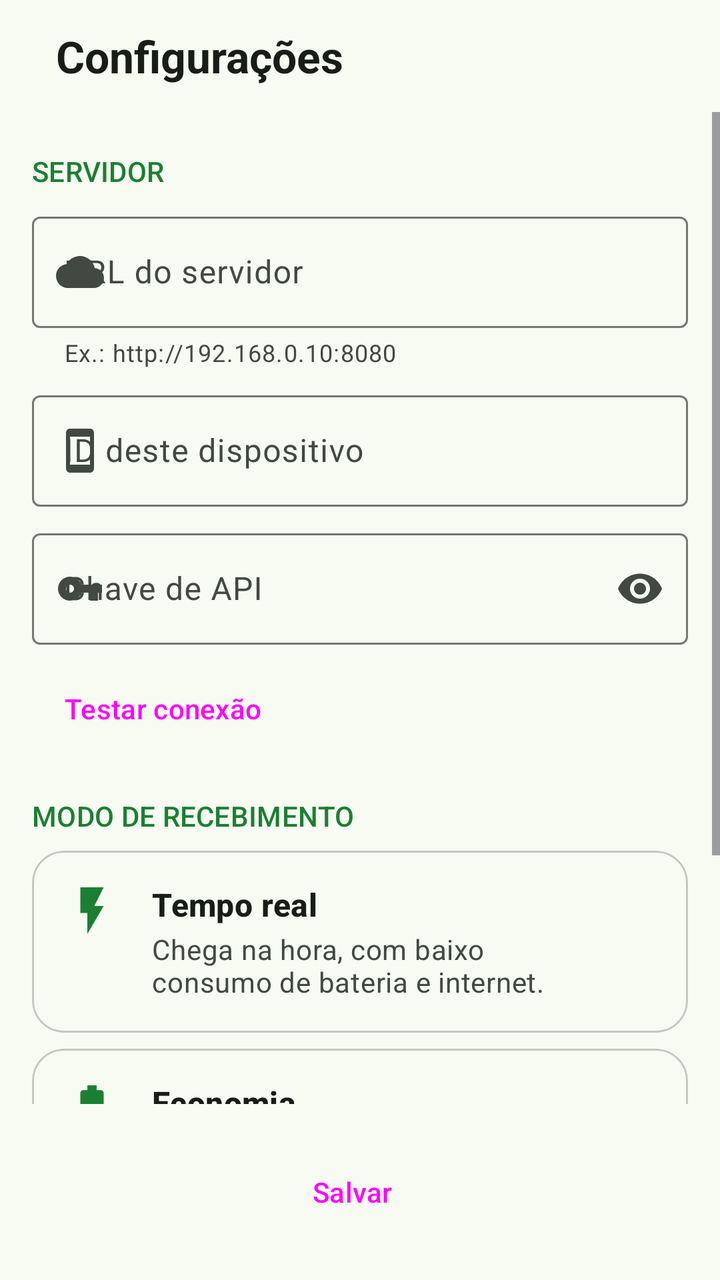
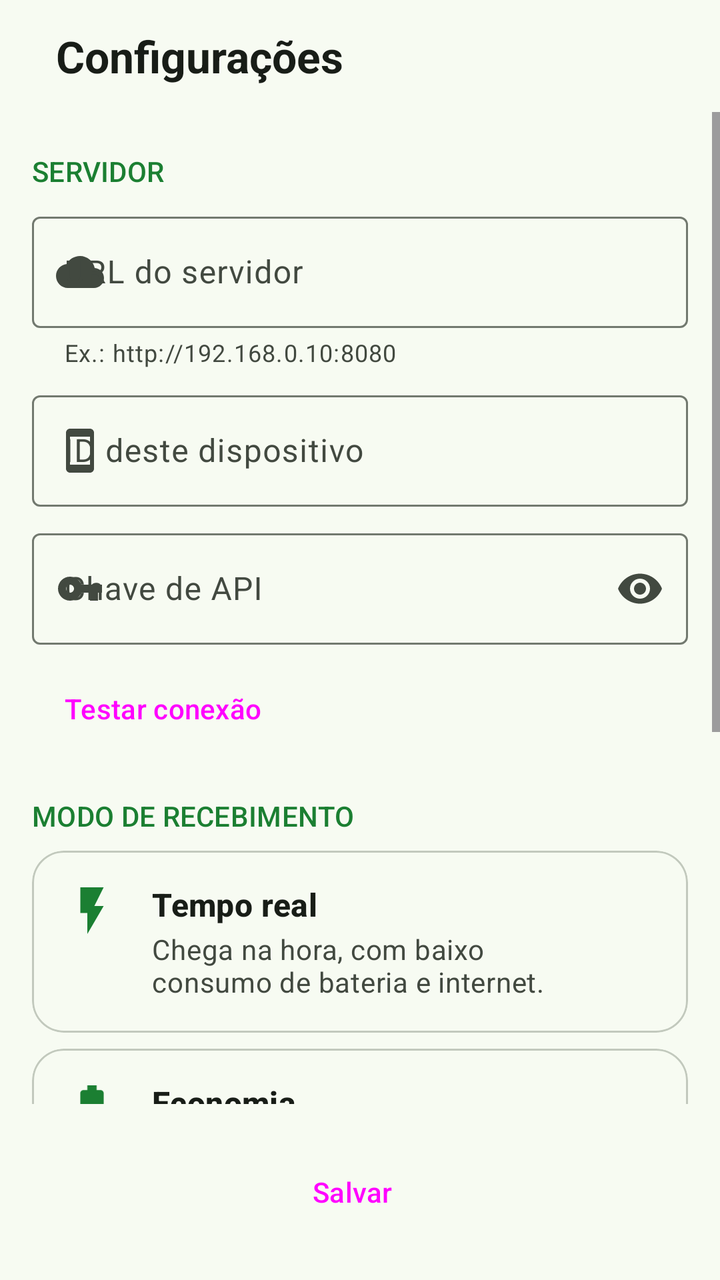

Two renders of the same Android screen: before a commit and after it. Below are the layout's source before the change and the commit's diff.
<!-- AndroidManifest.xml: application theme Theme.GreenNotify -->
<!-- res/layout/activity_settings.xml -->
<?xml version="1.0" encoding="utf-8"?>
<LinearLayout xmlns:android="http://schemas.android.com/apk/res/android"
    xmlns:app="http://schemas.android.com/apk/res-auto"
    android:layout_width="match_parent"
    android:layout_height="match_parent"
    android:orientation="vertical">

    <LinearLayout
        android:layout_width="match_parent"
        android:layout_height="wrap_content"
        android:gravity="center_vertical"
        android:orientation="horizontal"
        android:paddingHorizontal="4dp"
        android:paddingVertical="4dp">

        <Button
            android:id="@+id/buttonBack"
            style="?attr/materialIconButtonStyle"
            android:layout_width="wrap_content"
            android:layout_height="wrap_content"
            android:contentDescription="@string/back"
            app:icon="@drawable/ic_back"
            app:iconTint="?attr/colorOnSurface" />

        <TextView
            android:layout_width="wrap_content"
            android:layout_height="wrap_content"
            android:layout_marginStart="4dp"
            android:text="@string/title_settings"
            android:textAppearance="?attr/textAppearanceTitleLarge"
            android:textColor="?attr/colorOnSurface"
            android:textStyle="bold" />
    </LinearLayout>

    <ScrollView
        android:layout_width="match_parent"
        android:layout_height="0dp"
        android:layout_weight="1">

        <LinearLayout
            android:layout_width="match_parent"
            android:layout_height="wrap_content"
            android:orientation="vertical"
            android:paddingHorizontal="16dp"
            android:paddingBottom="16dp">

            <TextView
                style="@style/GreenNotify.Section"
                android:text="@string/section_server" />

            <com.google.android.material.textfield.TextInputLayout
                android:id="@+id/layoutServerUrl"
                style="@style/Widget.Material3.TextInputLayout.OutlinedBox"
                android:layout_width="match_parent"
                android:layout_height="wrap_content"
                android:hint="@string/hint_server_url"
                app:helperText="@string/helper_server_url"
                app:startIconDrawable="@drawable/ic_cloud">

                <com.google.android.material.textfield.TextInputEditText
                    android:id="@+id/editServerUrl"
                    android:layout_width="match_parent"
                    android:layout_height="wrap_content"
                    android:autofillHints="url"
                    android:inputType="textUri" />
            </com.google.android.material.textfield.TextInputLayout>

            <com.google.android.material.textfield.TextInputLayout
                style="@style/Widget.Material3.TextInputLayout.OutlinedBox"
                android:layout_width="match_parent"
                android:layout_height="wrap_content"
                android:layout_marginTop="8dp"
                android:hint="@string/hint_device_id"
                app:startIconDrawable="@drawable/ic_phone">

                <com.google.android.material.textfield.TextInputEditText
                    android:id="@+id/editDeviceId"
                    android:layout_width="match_parent"
                    android:layout_height="wrap_content"
                    android:autofillHints="username"
                    android:inputType="text" />
            </com.google.android.material.textfield.TextInputLayout>

            <com.google.android.material.textfield.TextInputLayout
                style="@style/Widget.Material3.TextInputLayout.OutlinedBox"
                android:layout_width="match_parent"
                android:layout_height="wrap_content"
                android:layout_marginTop="8dp"
                android:hint="@string/hint_api_key"
                app:endIconMode="password_toggle"
                app:startIconDrawable="@drawable/ic_key">

                <com.google.android.material.textfield.TextInputEditText
                    android:id="@+id/editApiKey"
                    android:layout_width="match_parent"
                    android:layout_height="wrap_content"
                    android:autofillHints="password"
                    android:inputType="textPassword" />
            </com.google.android.material.textfield.TextInputLayout>

            <LinearLayout
                android:layout_width="match_parent"
                android:layout_height="wrap_content"
                android:layout_marginTop="8dp"
                android:gravity="center_vertical"
                android:orientation="horizontal">

                <Button
                    android:id="@+id/buttonTest"
                    style="@style/Widget.Material3.Button.TonalButton.Icon"
                    android:layout_width="wrap_content"
                    android:layout_height="wrap_content"
                    android:text="@string/button_test"
                    app:icon="@drawable/ic_cloud" />

                <TextView
                    android:id="@+id/textTestResult"
                    android:layout_width="0dp"
                    android:layout_height="wrap_content"
                    android:layout_marginStart="12dp"
                    android:layout_weight="1"
                    android:textAppearance="?attr/textAppearanceBodyMedium" />
            </LinearLayout>

            <TextView
                style="@style/GreenNotify.Section"
                android:text="@string/section_mode" />

            <com.google.android.material.card.MaterialCardView
                android:id="@+id/cardRealtime"
                style="?attr/materialCardViewOutlinedStyle"
                android:layout_width="match_parent"
                android:layout_height="wrap_content"
                android:checkable="true"
                android:clickable="true"
                android:focusable="true"
                app:cardCornerRadius="16dp">

                <LinearLayout style="@style/GreenNotify.OptionRow">

                    <ImageView
                        style="@style/GreenNotify.OptionIcon"
                        android:contentDescription="@null"
                        android:src="@drawable/ic_bolt" />

                    <LinearLayout style="@style/GreenNotify.OptionTexts">

                        <TextView
                            style="@style/GreenNotify.OptionTitle"
                            android:text="@string/mode_realtime_title" />

                        <TextView
                            style="@style/GreenNotify.OptionDesc"
                            android:text="@string/mode_realtime_desc" />
                    </LinearLayout>
                </LinearLayout>
            </com.google.android.material.card.MaterialCardView>

            <com.google.android.material.card.MaterialCardView
                android:id="@+id/cardEconomy"
                style="?attr/materialCardViewOutlinedStyle"
                android:layout_width="match_parent"
                android:layout_height="wrap_content"
                android:layout_marginTop="8dp"
                android:checkable="true"
                android:clickable="true"
                android:focusable="true"
                app:cardCornerRadius="16dp">

                <LinearLayout style="@style/GreenNotify.OptionRow">

                    <ImageView
                        style="@style/GreenNotify.OptionIcon"
                        android:contentDescription="@null"
                        android:src="@drawable/ic_battery" />

                    <LinearLayout style="@style/GreenNotify.OptionTexts">

                        <TextView
                            style="@style/GreenNotify.OptionTitle"
                            android:text="@string/mode_economy_title" />

                        <TextView
                            style="@style/GreenNotify.OptionDesc"
                            android:text="@string/mode_economy_desc" />
                    </LinearLayout>
                </LinearLayout>
            </com.google.android.material.card.MaterialCardView>

            <com.google.android.material.card.MaterialCardView
                android:id="@+id/cardBattery"
                style="?attr/materialCardViewFilledStyle"
                android:layout_width="match_parent"
                android:layout_height="wrap_content"
                android:layout_marginTop="16dp"
                android:visibility="gone"
                app:cardBackgroundColor="?attr/colorSecondaryContainer"
                app:cardCornerRadius="16dp">

                <LinearLayout style="@style/GreenNotify.OptionRow">

                    <ImageView
                        style="@style/GreenNotify.OptionIcon"
                        android:contentDescription="@null"
                        android:src="@drawable/ic_power_off" />

                    <LinearLayout style="@style/GreenNotify.OptionTexts">

                        <TextView
                            style="@style/GreenNotify.OptionTitle"
                            android:text="@string/battery_title"
                            android:textColor="?attr/colorOnSecondaryContainer" />

                        <TextView
                            style="@style/GreenNotify.OptionDesc"
                            android:text="@string/battery_desc"
                            android:textColor="?attr/colorOnSecondaryContainer" />

                        <Button
                            android:id="@+id/buttonBattery"
                            style="@style/Widget.Material3.Button"
                            android:layout_width="wrap_content"
                            android:layout_height="wrap_content"
                            android:layout_marginTop="8dp"
                            android:text="@string/button_allow" />
                    </LinearLayout>
                </LinearLayout>
            </com.google.android.material.card.MaterialCardView>

            <TextView
                android:id="@+id/textHint"
                android:layout_width="match_parent"
                android:layout_height="wrap_content"
                android:layout_marginTop="12dp"
                android:text="@string/hint_hide_fixed"
                android:textAppearance="?attr/textAppearanceBodySmall"
                android:textColor="?attr/colorOnSurfaceVariant" />
        </LinearLayout>
    </ScrollView>

    <Button
        android:id="@+id/buttonSave"
        style="@style/Widget.Material3.Button.Icon"
        android:layout_width="match_parent"
        android:layout_height="56dp"
        android:layout_margin="16dp"
        android:text="@string/button_save"
        app:icon="@drawable/ic_check" />
</LinearLayout>
<!-- resources referenced by this layout -->
<resources>
  <string name="back">Voltar</string>
  <string name="battery_desc">Recomendado em Samsung e Xiaomi: impede que o sistema desligue a conexão. Não aumenta o consumo.</string>
  <string name="battery_title">Liberar em segundo plano</string>
  <string name="button_allow">Liberar</string>
  <string name="button_save">Salvar</string>
  <string name="button_test">Testar conexão</string>
  <string name="helper_server_url">Ex.: http://192.168.0.10:8080</string>
  <string name="hint_api_key">Chave de API</string>
  <string name="hint_device_id">ID deste dispositivo</string>
  <string name="hint_hide_fixed">No tempo real fica uma notificação discreta de conexão. Para escondê-la, toque e segure nela e desative \"Conexão em segundo plano\" — o app continua recebendo.</string>
  <string name="hint_server_url">URL do servidor</string>
  <string name="mode_economy_desc">Verifica a cada ~15 minutos. Consumo mínimo e sem notificação fixa.</string>
  <string name="mode_economy_title">Economia</string>
  <string name="mode_realtime_desc">Chega na hora, com baixo consumo de bateria e internet.</string>
  <string name="mode_realtime_title">Tempo real</string>
  <string name="section_mode">MODO DE RECEBIMENTO</string>
  <string name="section_server">SERVIDOR</string>
  <string name="title_settings">Configurações</string>
  <style name="GreenNotify.OptionIcon">
          <item name="android:layout_width">28dp</item>
          <item name="android:layout_height">28dp</item>
          <item name="android:contentDescription">@null</item>
          <item name="tint">?attr/colorPrimary</item>
      </style>
  <style name="GreenNotify.OptionRow">
          <item name="android:layout_width">match_parent</item>
          <item name="android:layout_height">wrap_content</item>
          <item name="android:orientation">horizontal</item>
          <item name="android:padding">16dp</item>
      </style>
  <style name="Theme.GreenNotify" parent="Base.Theme.GreenNotify">
          <item name="android:windowLightStatusBar">true</item>
          <item name="android:windowLightNavigationBar" tools:targetApi="27">true</item>
      </style>
  <color name="m3_primary">#FF1B7F32</color>
  <color name="m3_on_primary">#FFFFFFFF</color>
  <color name="m3_primary_container">#FFB6F2AA</color>
  <color name="m3_on_primary_container">#FF002107</color>
  <color name="m3_secondary">#FF52634F</color>
  <color name="m3_on_secondary">#FFFFFFFF</color>
  <color name="m3_secondary_container">#FFD5E8CF</color>
  <color name="m3_on_secondary_container">#FF101F10</color>
  <color name="m3_error">#FFBA1A1A</color>
  <color name="m3_surface">#FFF7FBF2</color>
  <color name="m3_on_surface">#FF181D17</color>
  <color name="m3_surface_variant">#FFDEE5D8</color>
  <color name="m3_on_surface_variant">#FF424940</color>
  <color name="m3_outline">#FF72796F</color>
  <color name="m3_outline_variant">#FFC2C9BD</color>
  <color name="m3_surface_container_lowest">#FFFFFFFF</color>
  <color name="m3_surface_container_low">#FFF1F5EC</color>
  <color name="m3_surface_container">#FFEBEFE6</color>
  <color name="m3_surface_container_high">#FFE6E9E0</color>
  <color name="m3_surface_container_highest">#FFE0E4DB</color>
  <!-- unchanged entries left out for length: 13 -->
</resources>

<!-- the commit's change to res/layout/activity_settings.xml (unified diff, before → after) -->
@@ -188,6 +188,42 @@
             </com.google.android.material.card.MaterialCardView>
 
             <com.google.android.material.card.MaterialCardView
+                style="?attr/materialCardViewOutlinedStyle"
+                android:layout_width="match_parent"
+                android:layout_height="wrap_content"
+                android:layout_marginTop="8dp"
+                app:cardCornerRadius="16dp">
+
+                <LinearLayout
+                    style="@style/GreenNotify.OptionRow"
+                    android:gravity="center_vertical">
+
+                    <ImageView
+                        style="@style/GreenNotify.OptionIcon"
+                        android:contentDescription="@null"
+                        android:src="@drawable/ic_bell" />
+
+                    <LinearLayout
+                        style="@style/GreenNotify.OptionTexts"
+                        android:layout_marginEnd="8dp">
+
+                        <TextView
+                            style="@style/GreenNotify.OptionTitle"
+                            android:text="@string/remind_title" />
+
+                        <TextView
+                            style="@style/GreenNotify.OptionDesc"
+                            android:text="@string/remind_desc" />
+                    </LinearLayout>
+
+                    <com.google.android.material.materialswitch.MaterialSwitch
+                        android:id="@+id/switchRemind"
+                        android:layout_width="wrap_content"
+                        android:layout_height="wrap_content" />
+                </LinearLayout>
+            </com.google.android.material.card.MaterialCardView>
+
+            <com.google.android.material.card.MaterialCardView
                 android:id="@+id/cardBattery"
                 style="?attr/materialCardViewFilledStyle"
                 android:layout_width="match_parent"
<!-- resource entries referenced after the edit -->
@@ -1,5 +1,17 @@
 <!-- resources referenced by this layout -->
 <resources>
+  <!-- drawable ic_bell (drawable) -->
+  <?xml version="1.0" encoding="utf-8"?>
+  <vector xmlns:android="http://schemas.android.com/apk/res/android"
+      android:width="24dp"
+      android:height="24dp"
+      android:tint="?attr/colorControlNormal"
+      android:viewportWidth="24"
+      android:viewportHeight="24">
+      <path
+          android:fillColor="@android:color/white"
+          android:pathData="M12,22c1.1,0 2,-0.9 2,-2h-4c0,1.1 0.89,2 2,2zM18,16v-5c0,-3.07 -1.64,-5.64 -4.5,-6.32V4c0,-0.83 -0.67,-1.5 -1.5,-1.5s-1.5,0.67 -1.5,1.5v0.68C7.63,5.36 6,7.92 6,11v5l-2,2v1h16v-1l-2,-2z" />
+  </vector>
   <string name="back">Voltar</string>
   <string name="battery_desc">Recomendado em Samsung e Xiaomi: impede que o sistema desligue a conexão. Não aumenta o consumo.</string>
   <string name="battery_title">Liberar em segundo plano</string>
@@ -9,12 +21,14 @@
   <string name="helper_server_url">Ex.: http://192.168.0.10:8080</string>
   <string name="hint_api_key">Chave de API</string>
   <string name="hint_device_id">ID deste dispositivo</string>
-  <string name="hint_hide_fixed">No tempo real fica uma notificação discreta de conexão. Para escondê-la, toque e segure nela e desative \"Conexão em segundo plano\" — o app continua recebendo.</string>
+  <string name="hint_hide_fixed">No tempo real a logo fica na barra de status, como a chave da VPN, mostrando que está ativo. Para escondê-la quando não há pendentes, toque e segure no aviso e desative \"Ativo em segundo plano\". O app continua recebendo.</string>
   <string name="hint_server_url">URL do servidor</string>
-  <string name="mode_economy_desc">Verifica a cada ~15 minutos. Consumo mínimo e sem notificação fixa.</string>
+  <string name="mode_economy_desc">Verifica a cada ~10 minutos. Consumo mínimo.</string>
   <string name="mode_economy_title">Economia</string>
   <string name="mode_realtime_desc">Chega na hora, com baixo consumo de bateria e internet.</string>
   <string name="mode_realtime_title">Tempo real</string>
+  <string name="remind_desc">Enquanto houver notificações pendentes, o aviso fixo toca de novo.</string>
+  <string name="remind_title">Lembrar a cada 10 minutos</string>
   <string name="section_mode">MODO DE RECEBIMENTO</string>
   <string name="section_server">SERVIDOR</string>
   <string name="title_settings">Configurações</string>
